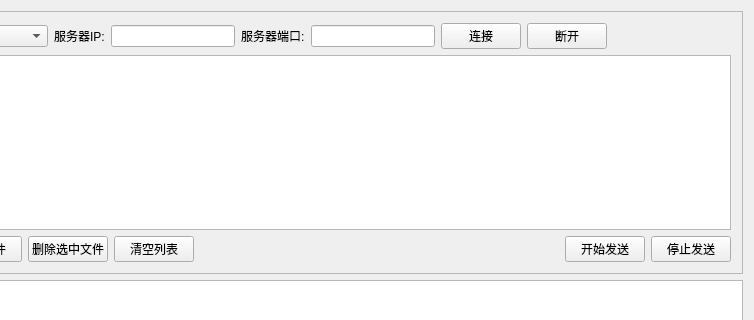
Old version of the form FileTransfer/mainwindow.ui in the repository xiechongzhu/FileTransfer; both pictures show x 81 to 835 and y 0 to 320 of the 835 by 495 pixel window.
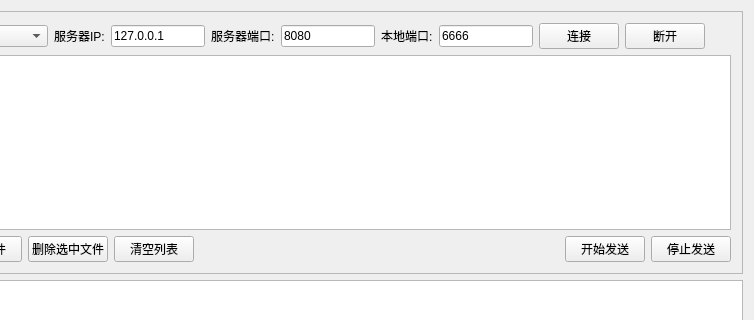
New version of the form.

The edit to the form file:
```diff
--- a/FileTransfer/mainwindow.ui
+++ b/FileTransfer/mainwindow.ui
@@ -56,7 +56,7 @@
              <item>
               <widget class="QLineEdit" name="editIpAddr">
                <property name="text">
-                <string notr="true"/>
+                <string notr="true">127.0.0.1</string>
                </property>
               </widget>
              </item>
@@ -70,7 +70,21 @@
              <item>
               <widget class="QLineEdit" name="editPort">
                <property name="text">
-                <string notr="true"/>
+                <string notr="true">8080</string>
+               </property>
+              </widget>
+             </item>
+             <item>
+              <widget class="QLabel" name="label_5">
+               <property name="text">
+                <string>本地端口:</string>
+               </property>
+              </widget>
+             </item>
+             <item>
+              <widget class="QLineEdit" name="editLocalPort">
+               <property name="text">
+                <string>6666</string>
                </property>
               </widget>
              </item>
```
Left out of the diff: 2 changed lines with no effect on the pictures.
